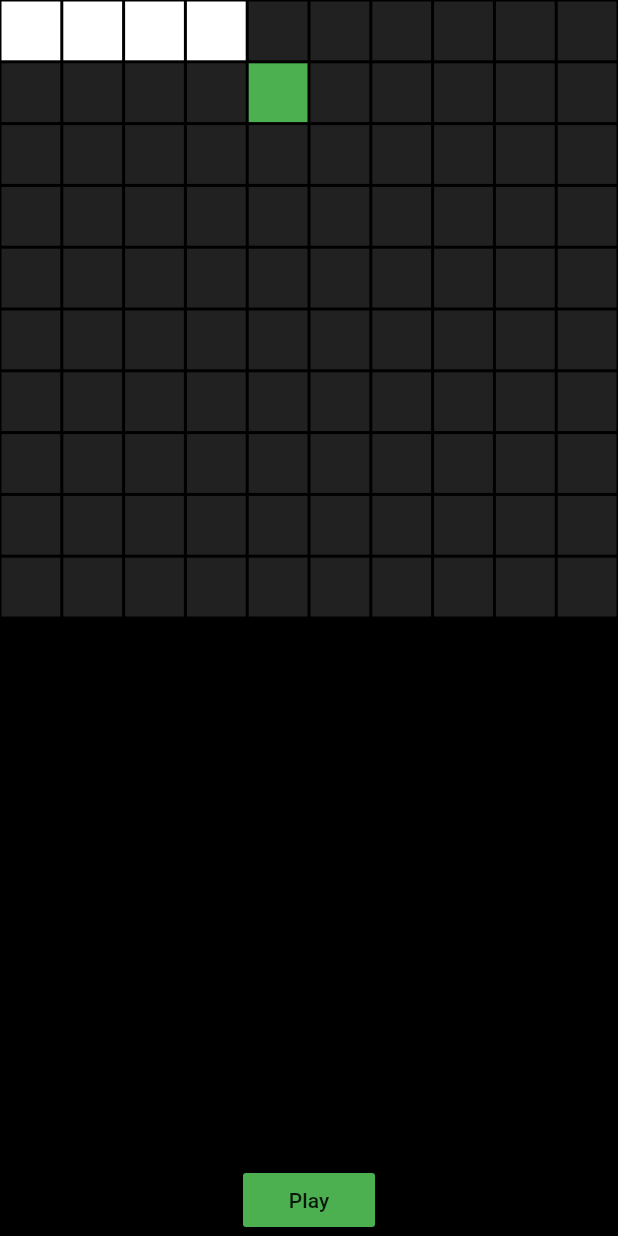
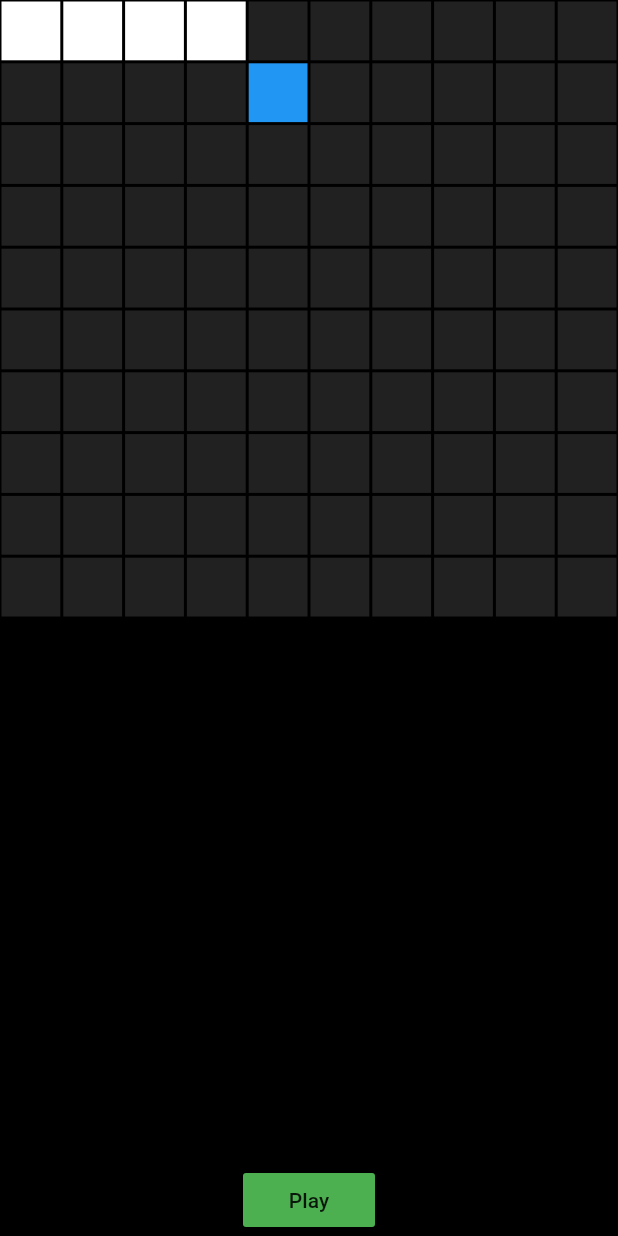
Before and after one commit to varmanamish/snakegame, a Flutter app: the screen it shows after launch, on a phone screen of 412 x 824 dp. Run offline on Flutter 3.47's test engine with Material 3 defaults, Android fonts, the light colour scheme and no system bars.

Commit message:
color change

```diff
--- a/lib/board.dart
+++ b/lib/board.dart
@@ -199,7 +199,7 @@ class _SnakeGameState extends State<SnakeGame> {
                   else if (index == foodPos) {
                     return Container(
                       margin: const EdgeInsets.all(1),
-                      color: Colors.green,
+                      color: Colors.blue,
                     );
                   }
                   //blank tile
@@ -213,8 +213,8 @@ class _SnakeGameState extends State<SnakeGame> {
             //restart button
             MaterialButton(
               onPressed: startGame,
-              child: Text('Play'),
               color: Colors.green,
+              child: const Text('Play'),
             )
           ],
         ),
```
